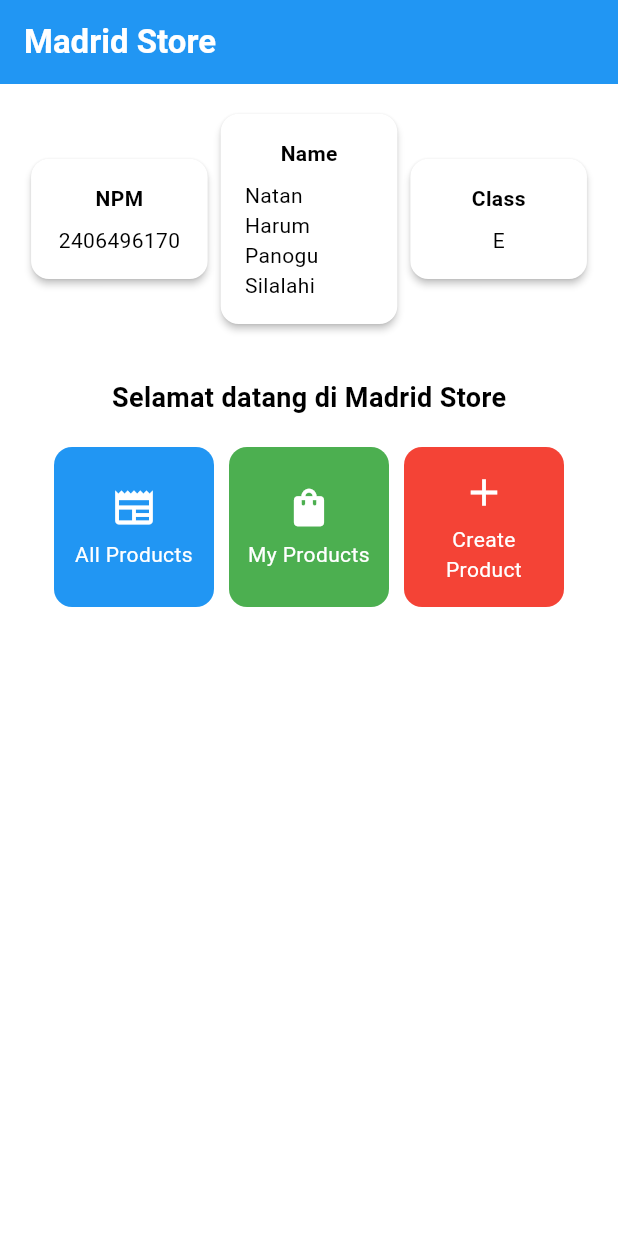
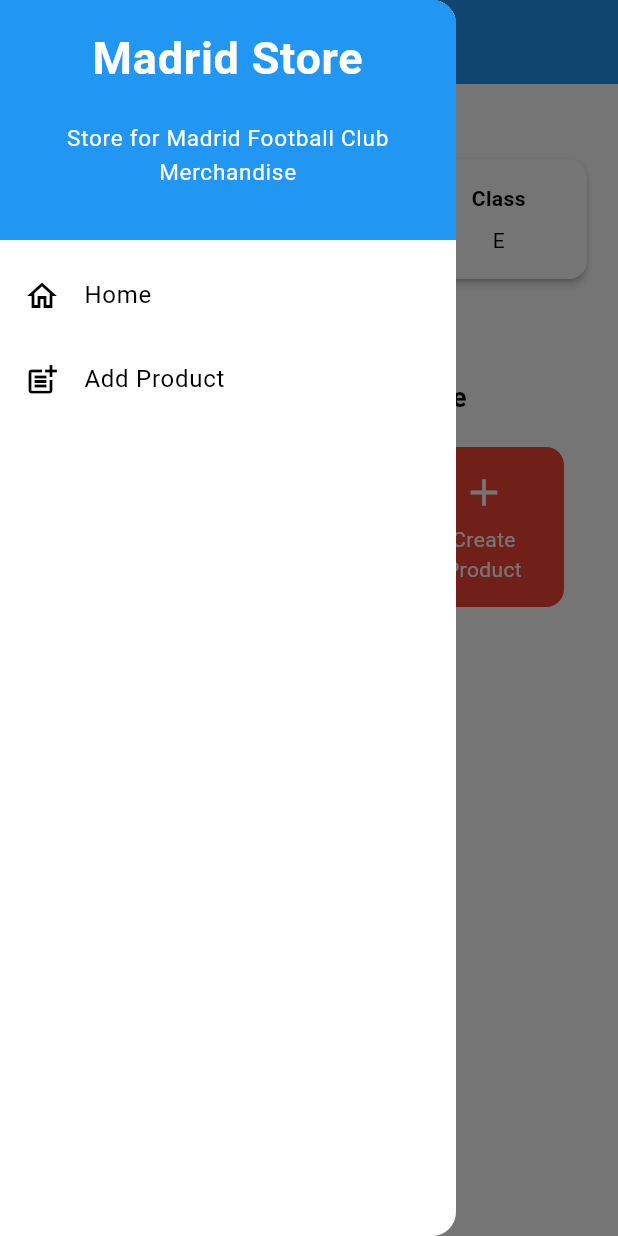
Before and after one commit to nathanslh/madrid-store-mobile, a Flutter app: the screen it shows after launch, with the side drawer open (before the commit the screen has no drawer), on a phone screen of 412 x 824 dp. Run offline on Flutter 3.47's test engine with Material 3 defaults, Android fonts, the phone set to English and light mode, and no system bars.

Commit message:
tutorial 7 selesai

```diff
--- a/lib/main.dart
+++ b/lib/main.dart
@@ -1,5 +1,5 @@
 import 'package:flutter/material.dart';
-import 'package:madrid_store/menu.dart';
+import 'package:madrid_store/screen/menu.dart';
 
 void main() {
   runApp(const MyApp());
--- a/lib/menu.dart
+++ b/lib/screen/menu.dart
@@ -1,4 +1,6 @@
 import 'package:flutter/material.dart';
+import 'package:madrid_store/widgets/left_drawer.dart';
+import 'package:madrid_store/widgets/product_card.dart';
 
 class MyHomePage extends StatelessWidget {
     MyHomePage({super.key});
@@ -31,6 +33,7 @@
         // Warna latar belakang AppBar diambil dari skema warna tema aplikasi.
         backgroundColor: Theme.of(context).colorScheme.primary,
       ),
+      drawer: const LeftDrawer(),
       // Body halaman dengan padding di sekelilingnya.
       body: Padding(
         padding: const EdgeInsets.all(16.0),
@@ -61,7 +64,7 @@
                   const Padding(
                     padding: EdgeInsets.only(top: 16.0),
                     child: Text(
-                      'Selamat datang di Madrid Store',
+                      'Welcome to Madrid Store',
                       style: TextStyle(
                         fontWeight: FontWeight.bold,
                         fontSize: 18.0,
@@ -126,64 +129,3 @@
     );
   }
 }
-
-class ItemHomepage {
- final String name;
- final IconData icon;
- final Color color;
-
- ItemHomepage(this.name, this.icon, this.color);
-}
-
-class ItemCard extends StatelessWidget {
-  // Menampilkan kartu dengan ikon dan nama.
-
-  final ItemHomepage item;
-
-  const ItemCard(this.item, {super.key});
-
-  @override
-  Widget build(BuildContext context) {
-    return Material(
-      // Menentukan warna latar belakang dari item.
-      color: item.color,
-      // Membuat sudut kartu melengkung.
-      borderRadius: BorderRadius.circular(12),
-
-      child: InkWell(
-        // Aksi ketika kartu ditekan.
-        onTap: () {
-          // Menampilkan pesan SnackBar saat kartu ditekan.
-          ScaffoldMessenger.of(context)
-            ..hideCurrentSnackBar()
-            ..showSnackBar(
-              SnackBar(content: Text("Kamu telah menekan tombol ${item.name}"))
-            );
-        },
-        // Container untuk menyimpan Icon dan Text
-        child: Container(
-          padding: const EdgeInsets.all(8),
-          child: Center(
-            child: Column(
-              // Menyusun ikon dan teks di tengah kartu.
-              mainAxisAlignment: MainAxisAlignment.center,
-              children: [
-                Icon(
-                  item.icon,
-                  color: Colors.white,
-                  size: 30.0,
-                ),
-                const Padding(padding: EdgeInsets.all(3)),
-                Text(
-                  item.name,
-                  textAlign: TextAlign.center,
-                  style: const TextStyle(color: Colors.white),
-                ),
-              ],
-            ),
-          ),
-        ),
-      ),
-    );
-  }
-}
--- /dev/null
+++ b/lib/widgets/left_drawer.dart
@@ -0,0 +1,71 @@
+import 'package:flutter/material.dart';
+import 'package:madrid_store/screen/menu.dart';
+import 'package:madrid_store/screen/productlist_form.dart';
+
+class LeftDrawer extends StatelessWidget {
+  const LeftDrawer({super.key});
+
+  @override
+  Widget build(BuildContext context) {
+    return Drawer(
+      child: ListView(
+        children: [
+          const DrawerHeader(
+            decoration: BoxDecoration(
+              color: Colors.blue,
+            ),
+            child: Column(
+              children: [
+                Text(
+                  'Madrid Store',
+                  textAlign: TextAlign.center,
+                  style: TextStyle(
+                    fontSize: 30,
+                    fontWeight: FontWeight.bold,
+                    color: Colors.white,
+                  ),
+                ),
+                Padding(padding: EdgeInsets.all(10)),
+                Text(
+                  "Store for Madrid Football Club Merchandise",
+                  textAlign: TextAlign.center,
+                  style: TextStyle(
+                    fontSize: 15,
+                    color: Colors.white,
+                    fontWeight: FontWeight.normal,
+                  ),
+                ),
+              ],
+            ),
+          ),
+          ListTile(
+            leading: const Icon(Icons.home_outlined),
+            title: const Text('Home'),
+            // Bagian redirection ke MyHomePage
+            onTap: () {
+              Navigator.pushReplacement(
+                context,
+                MaterialPageRoute(
+                  builder: (context) => MyHomePage(),
+                ),
+              );
+            },
+          ),
+          ListTile(
+            leading: const Icon(Icons.post_add),
+            title: const Text('Add Product'),
+            // Bagian redirection ke NewsFormPage
+            onTap: () {
+              Navigator.pushReplacement(
+                context,
+                MaterialPageRoute(
+                  builder: (context) => ProductFormPage(),
+                ),
+              );
+            },
+          ),
+        ],
+      ),
+    );
+  }
+}
--- /dev/null
+++ b/lib/widgets/product_card.dart
@@ -0,0 +1,73 @@
+import 'package:flutter/material.dart';
+import 'package:madrid_store/widgets/left_drawer.dart';
+import 'package:madrid_store/screen/productlist_form.dart';
+
+class ItemCard extends StatelessWidget {
+  // Menampilkan kartu dengan ikon dan nama.
+
+  final ItemHomepage item;
+
+  const ItemCard(this.item, {super.key});
+
+  @override
+  Widget build(BuildContext context) {
+    return Material(
+      // Menentukan warna latar belakang dari item.
+      color: item.color,
+      // Membuat sudut kartu melengkung.
+      borderRadius: BorderRadius.circular(12),
+
+      child: InkWell(
+        // Aksi ketika kartu ditekan.
+        onTap: () {
+          // Menampilkan pesan SnackBar saat kartu ditekan.
+          ScaffoldMessenger.of(context)
+            ..hideCurrentSnackBar()
+            ..showSnackBar(
+              SnackBar(content: Text("You have pressed the ${item.name} button"))
+            );
+
+            if (item.name == "Create Product") {
+              Navigator.push(
+                context,
+                MaterialPageRoute(
+                  builder: (context) => ProductFormPage(),
+                ),
+              );
+            }
+        },
+        // Container untuk menyimpan Icon dan Text
+        child: Container(
+          padding: const EdgeInsets.all(8),
+          child: Center(
+            child: Column(
+              // Menyusun ikon dan teks di tengah kartu.
+              mainAxisAlignment: MainAxisAlignment.center,
+              children: [
+                Icon(
+                  item.icon,
+                  color: Colors.white,
+                  size: 30.0,
+                ),
+                const Padding(padding: EdgeInsets.all(3)),
+                Text(
+                  item.name,
+                  textAlign: TextAlign.center,
+                  style: const TextStyle(color: Colors.white),
+                ),
+              ],
+            ),
+          ),
+        ),
+      ),
+    );
+  }
+}
+
+class ItemHomepage {
+ final String name;
+ final IconData icon;
+ final Color color;
+
+ ItemHomepage(this.name, this.icon, this.color);
+}
```
Also changed, not shown: lib/screen/productlist_form.dart (added, +224 -0 lines).
